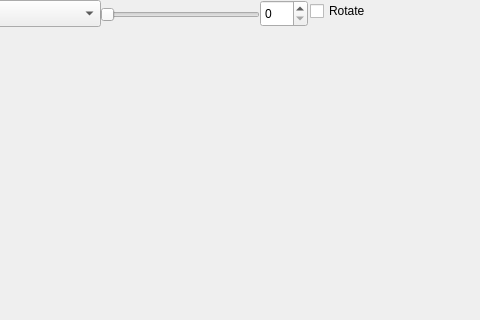
Before: the Qt Designer form video_test/video_form.ui in vkurbatov/mcu_remake, drawn with Qt 5; both pictures show x 800 to 1280 and y 0 to 320 of the 1280 by 790 pixel window.
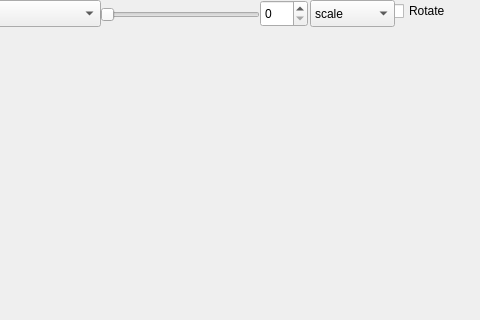
After: the same form once the commit is applied.

```diff
--- a/video_test/video_form.ui
+++ b/video_test/video_form.ui
@@ -187,7 +187,7 @@
    <widget class="QCheckBox" name="cbRotate">
     <property name="geometry">
      <rect>
-      <x>1110</x>
+      <x>1190</x>
       <y>0</y>
       <width>97</width>
       <height>22</height>
@@ -197,6 +197,31 @@
      <string>Rotate</string>
     </property>
    </widget>
+   <widget class="QComboBox" name="cbAspectRatio">
+    <property name="geometry">
+     <rect>
+      <x>1110</x>
+      <y>0</y>
+      <width>85</width>
+      <height>27</height>
+     </rect>
+    </property>
+    <item>
+     <property name="text">
+      <string>scale</string>
+     </property>
+    </item>
+    <item>
+     <property name="text">
+      <string>crop</string>
+     </property>
+    </item>
+    <item>
+     <property name="text">
+      <string>fill</string>
+     </property>
+    </item>
+   </widget>
   </widget>
   <widget class="QMenuBar" name="menubar">
    <property name="geometry">
```
